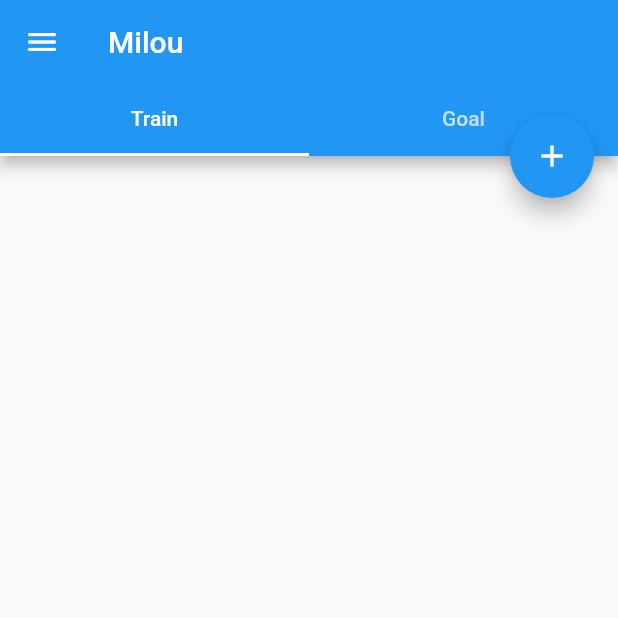
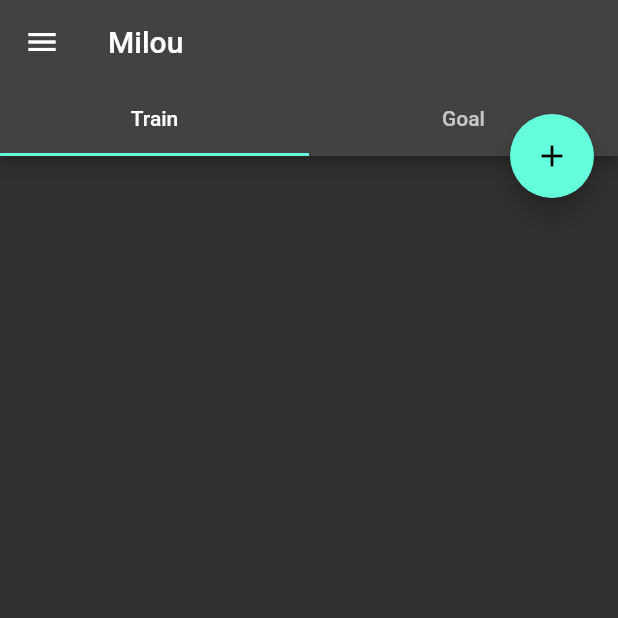
Before and after one commit to VictoriaLilienthal/milou-app, a Flutter app: the screen it shows once a user with an empty profile is signed in, on a phone screen of 412 x 824 dp, the top half of it. Run offline on Flutter 3.47's test engine with Material 2 defaults, Android fonts, the phone set to English and light mode, and no system bars; our stand-ins replace charts_flutter, equatable, firebase_analytics, firebase_auth, firebase_core, firebase_database and 4 more; missing offline and left inert: flutterfire_ui; accounts and stored records are empty; statements that could not run were skipped.

Commit message:
Dark mode on

```diff
--- a/lib/home.dart
+++ b/lib/home.dart
@@ -13,6 +13,8 @@ import 'package:uuid/uuid.dart';
 import 'main.dart';
 import 'rowstate.dart';
 import 'storage.dart';
+import 'package:flutter_platform_widgets/flutter_platform_widgets.dart';
+
 
 final prefs = SharedPreferences.getInstance();
 const IconData pets = IconData(0xe4a1, fontFamily: 'MaterialIcons');
@@ -78,13 +80,11 @@ class _HomePageAppState extends State<HomePageApp> {
 
   @override
   Widget build(BuildContext context) {
-    return MaterialApp(
-        title: 'Milou App',
-        home: DefaultTabController(
+    return DefaultTabController(
         length: 2,
         child: Scaffold(
           appBar: AppBar(
-                title: Text("Milou"),
+            title: const Text("Milou"),
             bottom: const TabBar(
               tabs: <Widget>[
                 Tab(
@@ -109,14 +109,13 @@ class _HomePageAppState extends State<HomePageApp> {
                     providerConfigs: providerConfigs,
                     actions: [
                       SignedOutAction((context) {
-                            Navigator.of(context).pushReplacement(
-                                MaterialPageRoute(
+                        Navigator.of(context).pushReplacement(MaterialPageRoute(
                             builder: (context) => const LandingApp()));
                       }),
                     ],
                   );
-                      Navigator.of(context).push(MaterialPageRoute(
-                          builder: (context) => profileScreen));
+                  Navigator.of(context).push(
+                      MaterialPageRoute(builder: (context) => profileScreen));
                 },
               ),
             ],
@@ -140,8 +139,8 @@ class _HomePageAppState extends State<HomePageApp> {
                       buildNewCommandDialog(context));
               str.then((value) => setState(() {
                     if (value != null) {
-                          rowStates.add(
-                              RowState(const Uuid().v4(), value.toString()));
+                      rowStates
+                          .add(RowState(const Uuid().v4(), value.toString()));
                       Storage.store('data', jsonEncode(rowStates));
                     }
                   }));
@@ -150,7 +149,7 @@ class _HomePageAppState extends State<HomePageApp> {
             child: const Icon(Icons.add),
           ),
           floatingActionButtonLocation: FloatingActionButtonLocation.endTop,
-            )));
+        ));
   }
 
   static String dateFmt(RowState state) {
--- a/lib/main.dart
+++ b/lib/main.dart
@@ -7,6 +7,8 @@ import 'package:firebase_database/firebase_database.dart';
 import 'package:flutterfire_ui/auth.dart';
 import 'package:flutter_spinkit/flutter_spinkit.dart';
 import 'package:firebase_analytics/firebase_analytics.dart';
+import 'package:flutter_platform_widgets/flutter_platform_widgets.dart';
+import 'package:flutter/cupertino.dart';
 
 import 'home.dart';
 import 'storage.dart';
@@ -23,6 +25,13 @@ class LandingApp extends StatelessWidget {
 
     // This is the main app.
     return MaterialApp(
+        theme: ThemeData(
+          brightness: Brightness.light,
+        ),
+        darkTheme: ThemeData(
+          brightness: Brightness.dark,
+        ),
+        themeMode: ThemeMode.dark,
         title: 'Milou',
         home: StreamBuilder<User?>(
           stream: FirebaseAuth.instance.authStateChanges(),
@@ -56,8 +65,7 @@ class LandingApp extends StatelessWidget {
               );
             }
           },
-      ),
-    );
+        ));
   }
 }
 
```
Also changed, not shown: 1 other file. Lines whose indentation alone changed are shown as unchanged.
